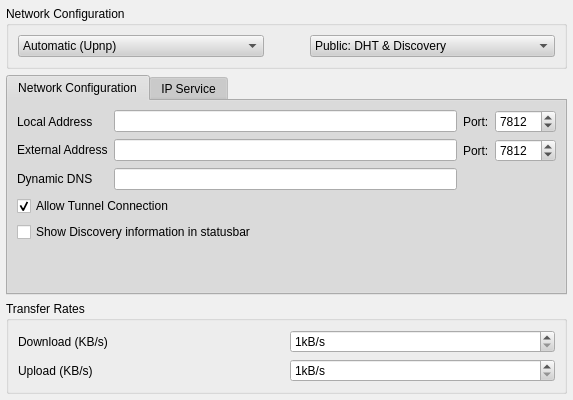
Old version of the form retroshare-gui/src/gui/settings/ServerPage.ui in the repository RetroShare/RetroShare.
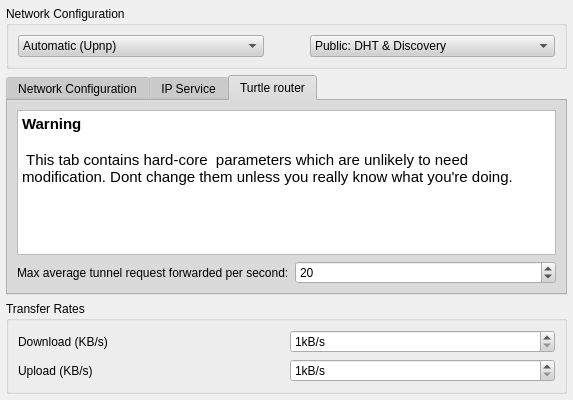
New version of the form. The open tabs and pages were chosen to show the change.

Commit message: added control over TR forward rate, so that we can experiment with it on large bandwidth servers

What changed in the file:
```diff
--- a/retroshare-gui/src/gui/settings/ServerPage.ui
+++ b/retroshare-gui/src/gui/settings/ServerPage.ui
@@ -831,6 +831,75 @@
        </item>
       </layout>
      </widget>
+     <widget class="QWidget" name="tab_3">
+      <attribute name="title">
+       <string>Turtle router</string>
+      </attribute>
+      <layout class="QVBoxLayout" name="verticalLayout">
+       <item>
+        <widget class="QTextBrowser" name="textBrowser">
+         <property name="html">
+          <string>&lt;!DOCTYPE HTML PUBLIC &quot;-//W3C//DTD HTML 4.0//EN&quot; &quot;http://www.w3.org/TR/REC-html40/strict.dtd&quot;&gt;
+&lt;html&gt;&lt;head&gt;&lt;meta name=&quot;qrichtext&quot; content=&quot;1&quot; /&gt;&lt;style type=&quot;text/css&quot;&gt;
+p, li { white-space: pre-wrap; }
+&lt;/style&gt;&lt;/head&gt;&lt;body style=&quot; font-family:'Ubuntu'; font-size:11pt; font-weight:400; font-style:normal;&quot;&gt;
+&lt;p style=&quot; margin-top:0px; margin-bottom:0px; margin-left:0px; margin-right:0px; -qt-block-indent:0; text-indent:0px;&quot;&gt;&lt;span style=&quot; font-weight:600;&quot;&gt;Warning&lt;/span&gt;&lt;/p&gt;
+&lt;p style=&quot;-qt-paragraph-type:empty; margin-top:0px; margin-bottom:0px; margin-left:0px; margin-right:0px; -qt-block-indent:0; text-indent:0px; font-weight:600;&quot;&gt;&lt;/p&gt;
+&lt;p style=&quot; margin-top:0px; margin-bottom:0px; margin-left:0px; margin-right:0px; -qt-block-indent:0; text-indent:0px;&quot;&gt;&lt;span style=&quot; font-weight:600;&quot;&gt; &lt;/span&gt;This tab contains hard-core  parameters which are unlikely to need modification. Dont change them unless you really know what you're doing. &lt;/p&gt;&lt;/body&gt;&lt;/html&gt;</string>
+         </property>
+        </widget>
+       </item>
+       <item>
+        <layout class="QHBoxLayout" name="horizontalLayout">
+         <item>
+          <widget class="QLabel" name="label_6">
+           <property name="text">
+            <string>Max average tunnel request forwarded per second:</string>
+           </property>
+          </widget>
+         </item>
+         <item>
+          <widget class="QSpinBox" name="_max_tr_up_per_sec_SB">
+           <property name="toolTip">
+            <string>This value controls how many tunnel request your peer can forward per second. 
+
+If you have a large internet bandwidth, you may raise this up to 30-40, to allow
+statisticlly longuer tunnels to pass. Be very careful though, since this generates 
+many small packets that can significantly slow down your own file transfer. 
+
+The default value is 20.</string>
+           </property>
+           <property name="minimum">
+            <number>5</number>
+           </property>
+           <property name="maximum">
+            <number>100</number>
+           </property>
+           <property name="singleStep">
+            <number>1</number>
+           </property>
+           <property name="value">
+            <number>20</number>
+           </property>
+          </widget>
+         </item>
+        </layout>
+       </item>
+       <item>
+        <spacer name="verticalSpacer_2">
+         <property name="orientation">
+          <enum>Qt::Vertical</enum>
+         </property>
+         <property name="sizeHint" stdset="0">
+          <size>
+           <width>20</width>
+           <height>40</height>
+          </size>
+         </property>
+        </spacer>
+       </item>
+      </layout>
+     </widget>
     </widget>
    </item>
   </layout>
```
The commit also changes 5 other files.
